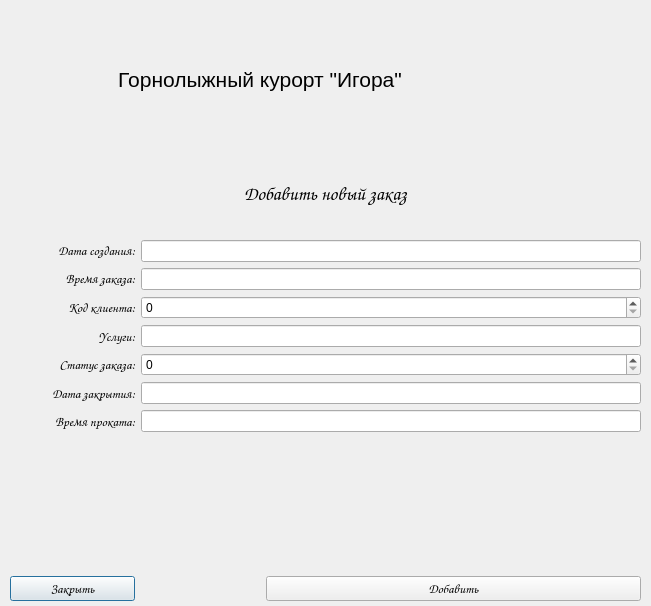
Qt form forms/add_order.ui (AllaKzm/Praktic) before a commit.
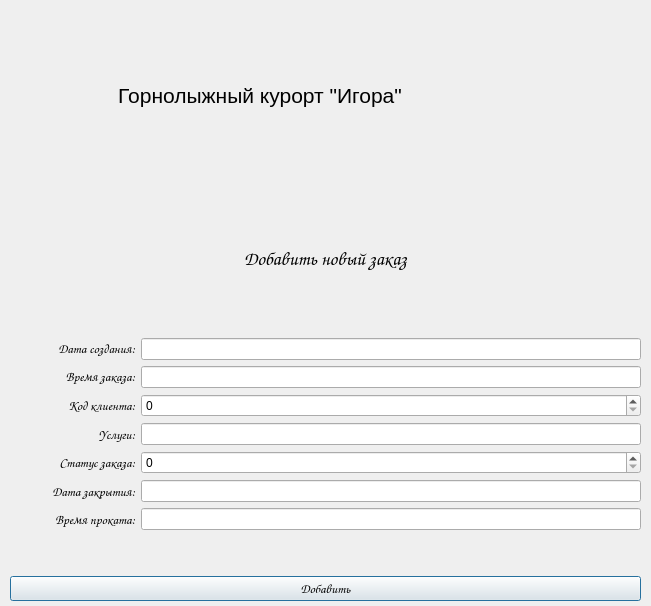
The same form after that commit. Icons and pictures are not drawn.

The edit to the form file:
```diff
--- a/forms/add_order.ui
+++ b/forms/add_order.ui
@@ -22,7 +22,7 @@
      <height>591</height>
     </rect>
    </property>
-   <layout class="QVBoxLayout" name="verticalLayout" stretch="4,8,4,1">
+   <layout class="QVBoxLayout" name="verticalLayout" stretch="4,8,0,1">
     <item>
      <layout class="QHBoxLayout" name="horizontalLayout_18" stretch="8,2">
       <item>
@@ -232,33 +232,7 @@
      </spacer>
     </item>
     <item>
-     <layout class="QHBoxLayout" name="horizontalLayout_2" stretch="2,2,6">
-      <item>
-       <widget class="QPushButton" name="close_btn_2">
-        <property name="font">
-         <font>
-          <family>Comic Sans MS</family>
-          <pointsize>10</pointsize>
-         </font>
-        </property>
-        <property name="text">
-         <string>Закрыть</string>
-        </property>
-       </widget>
-      </item>
-      <item>
-       <spacer name="horizontalSpacer_2">
-        <property name="orientation">
-         <enum>Qt::Horizontal</enum>
-        </property>
-        <property name="sizeHint" stdset="0">
-         <size>
-          <width>40</width>
-          <height>20</height>
-         </size>
-        </property>
-       </spacer>
-      </item>
+     <layout class="QHBoxLayout" name="horizontalLayout_2" stretch="6">
       <item>
        <widget class="QPushButton" name="add_btn_2">
         <property name="font">
```
